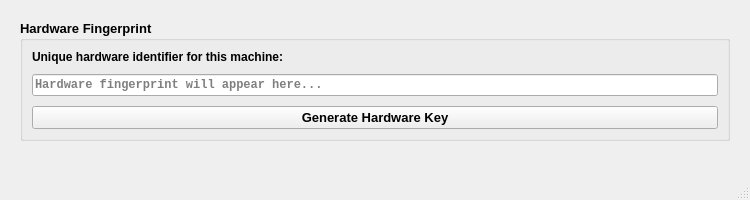
Old version of the form mod.ui in the repository angeloflancer/philips-protector.
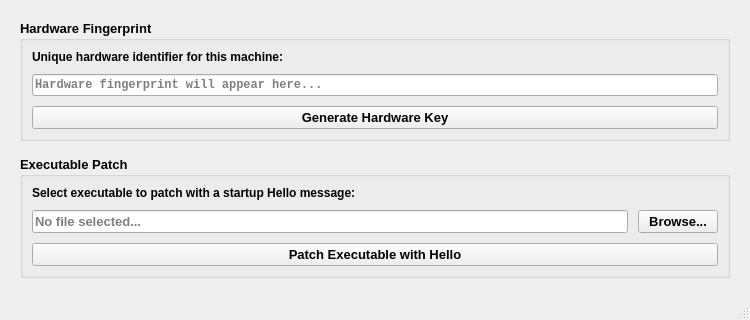
New version of the form.

Commit message: Implement executable patching functionality in MoD application. Added UI elements for selecting an executable file to patch with a startup message box. Introduced methods for browsing files and patching executables, along with improved user feedback through status messages. Updated project structure to include new dependencies and refactored existing code for hardware key generation.

```diff
--- a/mod.ui
+++ b/mod.ui
@@ -7,7 +7,7 @@
     <x>0</x>
     <y>0</y>
     <width>750</width>
-    <height>200</height>
+    <height>320</height>
    </rect>
   </property>
   <property name="windowTitle">
@@ -87,6 +87,71 @@
       </layout>
      </widget>
     </item>
+    <item>
+     <widget class="QGroupBox" name="executableGroup">
+      <property name="title">
+       <string>Executable Patch</string>
+      </property>
+      <property name="font">
+       <font>
+        <pointsize>10</pointsize>
+        <weight>75</weight>
+        <bold>true</bold>
+       </font>
+      </property>
+      <layout class="QVBoxLayout" name="executableLayout">
+       <property name="spacing">
+        <number>10</number>
+       </property>
+       <item>
+        <widget class="QLabel" name="labelExecutableDescription">
+         <property name="text">
+          <string>Select executable to patch with a startup Hello message:</string>
+         </property>
+         <property name="font">
+          <font>
+           <pointsize>9</pointsize>
+          </font>
+         </property>
+        </widget>
+       </item>
+       <item>
+        <layout class="QHBoxLayout" name="fileSelectionLayout">
+         <item>
+          <widget class="QLineEdit" name="filePathLineEdit">
+           <property name="readOnly">
+            <bool>true</bool>
+           </property>
+           <property name="placeholderText">
+            <string>No file selected...</string>
+           </property>
+          </widget>
+         </item>
+         <item>
+          <widget class="QPushButton" name="browseButton">
+           <property name="text">
+            <string>Browse...</string>
+           </property>
+           <property name="minimumWidth">
+            <number>80</number>
+           </property>
+          </widget>
+         </item>
+        </layout>
+       </item>
+       <item>
+        <widget class="QPushButton" name="patchExecutableButton">
+         <property name="text">
+          <string>Patch Executable with Hello</string>
+         </property>
+         <property name="minimumHeight">
+          <number>35</number>
+         </property>
+        </widget>
+       </item>
+      </layout>
+     </widget>
+    </item>
     <item>
      <spacer name="verticalSpacer">
       <property name="orientation">
```
Left out of the diff: 16 changed lines with no effect on the pictures. The commit also changes 6 other files.
